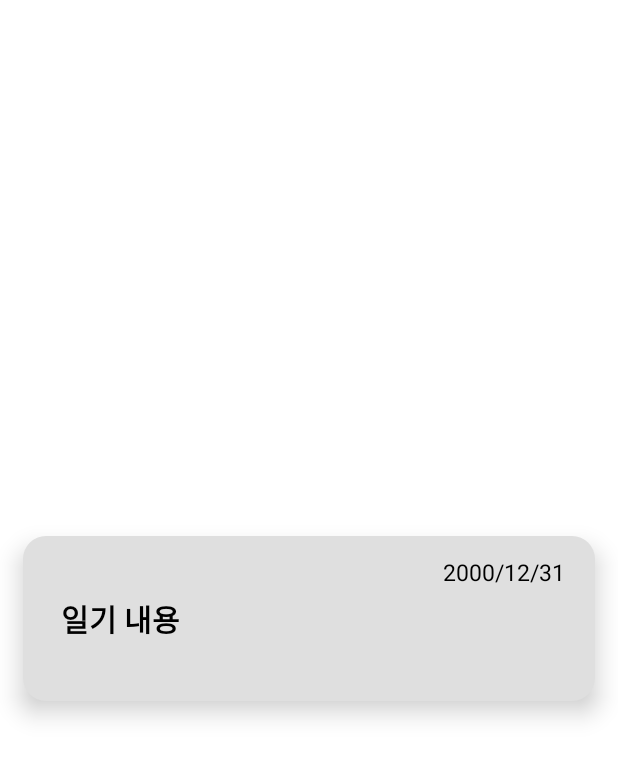
After one commit to zae-hyeong/TodayIm, an Android app: the layout item_record_list.xml on its own in the app's theme, with its tools: preview values and no code run, on a phone screen of 412 x 824 dp. The commit adds this screen. Shown: the top 758 px of the screen. Run offline under Robolectric (Android 15) with nearby library versions, the phone set to English and light mode, and no system bars.

Commit message:
[feat, test] listView RecyclerView

```diff
--- /dev/null
+++ b/app/src/main/java/com/UXUI/todayim/TempTest.kt
@@ -0,0 +1,3 @@
+package com.UXUI.todayim
+
+val Records= ArrayList<Record>()
--- a/app/src/main/java/com/UXUI/todayim/ui/version/VersionFragment.kt
+++ b/app/src/main/java/com/UXUI/todayim/ui/version/VersionFragment.kt
@@ -8,6 +8,7 @@ import android.widget.TextView
 import androidx.fragment.app.Fragment
 import androidx.lifecycle.ViewModelProvider
 import com.UXUI.todayim.databinding.FragmentVersionBinding
+import com.UXUI.todayim.ui.version.VersionViewModel
 
 class VersionFragment : Fragment() {
 
@@ -32,8 +33,6 @@ class VersionFragment : Fragment() {
         dashboardViewModel.text.observe(viewLifecycleOwner) {
             textView.text = it
         }
-
-
         return root
     }
 
--- /dev/null
+++ b/app/src/main/res/drawable/bg_item_record.xml
@@ -0,0 +1,17 @@
+<?xml version="1.0" encoding="utf-8"?>
+<shape xmlns:android="http://schemas.android.com/apk/res/android"
+    android:shape="rectangle">
+
+    <solid android:color="@color/gray"/>
+
+    <corners
+        android:radius="15dp"/>
+
+    <padding
+        android:top="10dp"
+        android:left="20dp"
+        android:right="20dp"
+        android:bottom="10dp"/>
+
+
+</shape>
--- /dev/null
+++ b/app/src/main/res/layout/item_record_list.xml
@@ -0,0 +1,43 @@
+<?xml version="1.0" encoding="utf-8"?>
+<androidx.constraintlayout.widget.ConstraintLayout xmlns:android="http://schemas.android.com/apk/res/android"
+    android:layout_width="match_parent"
+    android:layout_height="match_parent"
+    xmlns:app="http://schemas.android.com/apk/res-auto">
+
+    <androidx.constraintlayout.widget.ConstraintLayout
+        android:layout_width="match_parent"
+        android:layout_height="110dp"
+        android:background="@drawable/bg_item_record"
+        android:layout_marginHorizontal="15dp"
+        app:layout_constraintTop_toTopOf="parent"
+        app:layout_constraintBottom_toBottomOf="parent"
+        android:elevation="10dp">
+
+        <TextView
+            android:id="@+id/item_record_body_tv"
+            android:layout_width="wrap_content"
+            android:layout_height="wrap_content"
+            android:text="일기 내용"
+            android:textSize="20sp"
+            android:textColor="@color/black"
+            android:textStyle="bold"
+            android:layout_marginStart="5dp"
+            app:layout_constraintStart_toStartOf="parent"
+            app:layout_constraintTop_toTopOf="parent"
+            app:layout_constraintBottom_toBottomOf="parent"/>
+
+        <TextView
+            android:id="@+id/item_record_date_tv"
+            android:layout_width="wrap_content"
+            android:layout_height="wrap_content"
+            android:text="2000/12/31"
+            android:textSize="15sp"
+            android:textColor="@color/black"
+            android:textStyle="normal"
+            android:layout_marginTop="3dp"
+            app:layout_constraintTop_toTopOf="parent"
+            app:layout_constraintEnd_toEndOf="parent"/>
+
+    </androidx.constraintlayout.widget.ConstraintLayout>
+
+</androidx.constraintlayout.widget.ConstraintLayout>
```
Also changed, not shown: app/src/main/java/com/UXUI/todayim/Record.kt (added, +8 -0 lines), app/src/main/java/com/UXUI/todayim/ui/listView/ListViewFragment.kt (+19 -6 lines), app/src/main/java/com/UXUI/todayim/ui/listView/RecordRV.kt (added, +43 -0 lines), app/src/main/res/layout/fragment_view_list.xml (+21 -12 lines).
